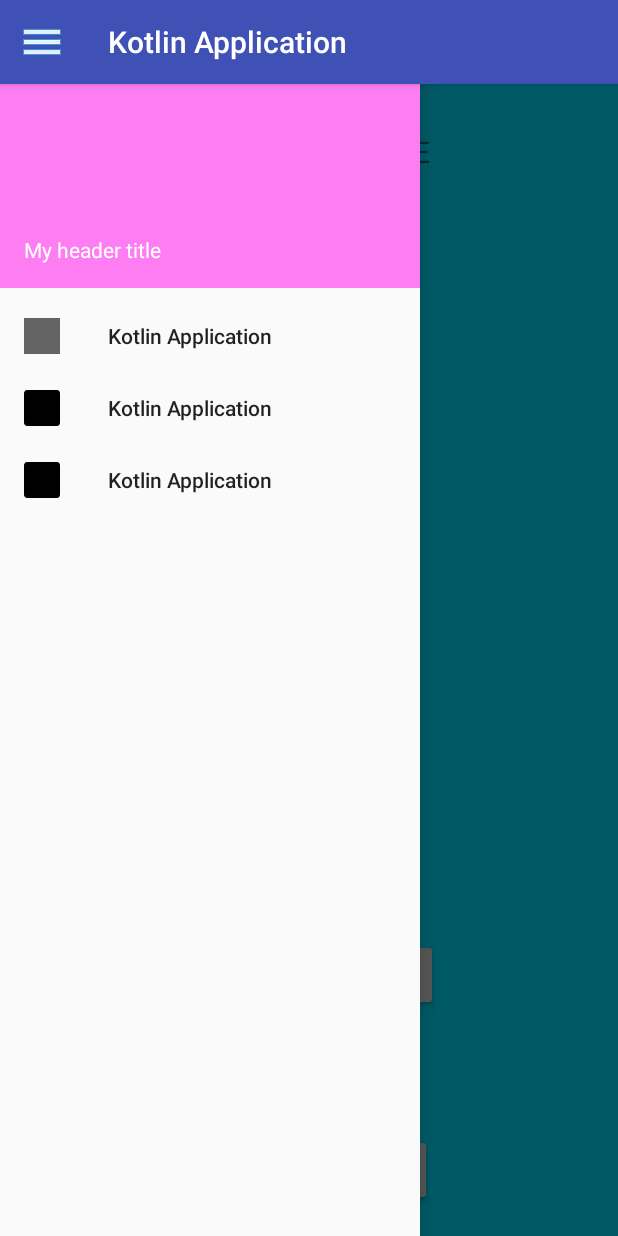
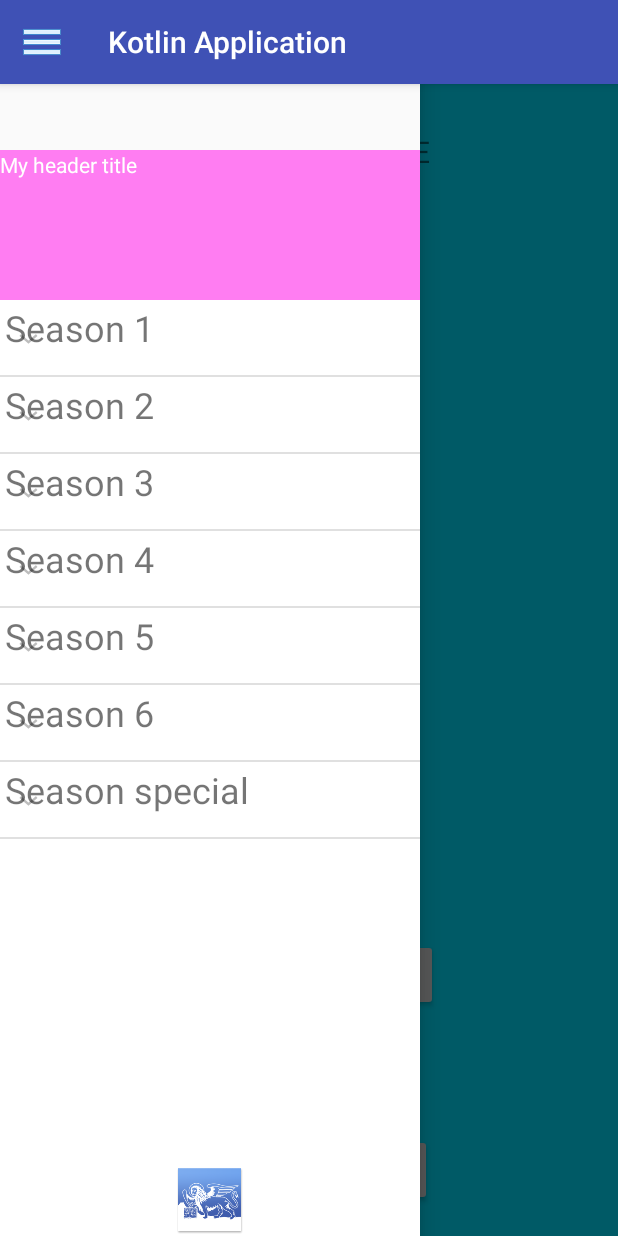
Before and after one commit to EmaGitHub/KotlinApp, an Android app: the screen it shows after launch (MainActivity), with the side drawer open, on a phone screen of 412 x 824 dp. Run offline under Robolectric (Android 15) with nearby library versions, the phone set to English and light mode, and no system bars.

Commit message:
expandable list view

```diff
--- a/app/src/main/java/com/example/emanuelecalvisi/kotlinapp/MainActivity.kt
+++ b/app/src/main/java/com/example/emanuelecalvisi/kotlinapp/MainActivity.kt
@@ -6,15 +6,21 @@ import android.os.Bundle
 import com.example.emanuelecalvisi.kotlinapp.Fragments.MainFragment
 import com.example.emanuelecalvisi.kotlinapp.Utils.ActivityUtil
 import android.content.DialogInterface
+import android.support.design.widget.NavigationView
 import android.support.v4.view.GravityCompat
 import android.support.v7.app.AlertDialog
 import android.view.MenuItem
+import android.view.View
 import android.widget.Toast
-import com.example.emanuelecalvisi.kotlinapp.Fragments.Person
-import kotlinx.android.synthetic.main.activity_main.drawer_layout
-import kotlinx.android.synthetic.main.activity_main.nav_view
+import kotlinx.android.synthetic.main.activity_main.*
+import kotlinx.android.synthetic.main.nav_footer.*
+import kotlin.collections.ArrayList
+
 
 class MainActivity : AppCompatActivity() {
+
+  val header: MutableList<String> = ArrayList()
+  val body: MutableList<MutableList<String>> = ArrayList()
 
   var drawerOpened = false
 
@@ -22,15 +28,120 @@ class MainActivity : AppCompatActivity() {
     super.onCreate(savedInstanceState)
     setContentView(R.layout.activity_main)
 
-    main()
 
-    nav_view.setNavigationItemSelectedListener { menuItem ->
+    val season1: MutableList<String> = ArrayList()
+    season1.add("Winter is Coming")
+    season1.add("The Kingsroad")
+    season1.add("Lord Snow")
+    season1.add("Cripples, Bastards, and Broken Things")
+    season1.add("The Wolf and the Lion")
+    season1.add("A Golden Crown")
+    season1.add("You Win or You Die")
+    season1.add("The Pointy End")
+    season1.add("Baelor")
+    season1.add("Fire and Blood")
+
+
+    val season2: MutableList<String> = ArrayList()
+    season2.add("The North Remembers")
+    season2.add("The Night Lands")
+    season2.add("What is Dead May Never Die")
+    season2.add("Garden of Bones")
+    season2.add("The Ghost of Harrenhal")
+    season2.add("The Old Gods and the New")
+    season2.add("A Man Without Honor")
+    season2.add("The Prince of Winterfell")
+    season2.add("Blackwater")
+    season2.add("Valar Morghulis")
+
+    val season3: MutableList<String> = ArrayList()
+    season3.add("Valar Dohaeris")
+    season3.add("Dark Wings, Dark Words")
+    season3.add("Walk of Punishment")
+    season3.add("And Now His Watch is Ended")
+    season3.add("Kissed by Fire")
+    season3.add("The Climb")
+    season3.add("The Bear and the Maiden Fair")
+    season3.add("Second Sons")
+    season3.add("The Rains of Castamere")
+    season3.add("Mhysa")
+
+
+    val season4: MutableList<String> = ArrayList()
+    season4.add("Two Swords")
+    season4.add("The Lion and the Rose")
+    season4.add("Breaker of Chains")
+    season4.add("Oathkeeper")
+    season4.add("First of His Name")
+    season4.add("The Laws of Gods and Men")
+    season4.add("Mockingbird")
+    season4.add("The Mountain and the Viper")
+    season4.add("The Watchers on the Wall")
+    season4.add("The Children")
+
+
+    val season5: MutableList<String> = ArrayList()
+    season5.add("The Wars to Come")
+    season5.add("The House of Black and White")
+    season5.add("High Sparrow")
+    season5.add("Sons of the Harpy")
+    season5.add("Kill the Boy")
+    season5.add("Unbowed, Unbent, Unbroken")
+    season5.add("The Gift")
+    season5.add("Hardhome")
+    season5.add("The Dance of Dragons")
+    season5.add("Mother's Mercy")
+
+    val season6: MutableList<String> = ArrayList()
+    season6.add("The Red Woman")
+    season6.add("Home")
+    season6.add("Oathbreaker")
+    season6.add("Book of the Stranger")
+    season6.add("The Door")
+    season6.add("Blood of My Blood")
+    season6.add("The Broken Man")
+    season6.add("No One")
+    season6.add("Battle of the Bastards")
+    season6.add("The Winds of Winter (69 min)")
+
+
+    val season7: MutableList<String> = ArrayList()
+    season7.add("Dragonstone")
+    season7.add("Stormborn")
+    season7.add("The Queen's Justice")
+    season7.add("The Spoils of War")
+    season7.add("Eastwatch")
+    season7.add("Beyond the Wall")
+    season7.add("The Dragon and the Wolf")
+
+    val special: MutableList<String> = ArrayList()
+
+    header.add("Season 1")
+    header.add("Season 2")
+    header.add("Season 3")
+    header.add("Season 4")
+    header.add("Season 5")
+    header.add("Season 6")
+    header.add("Season special")
+
+    body.add(season1)
+    body.add(season2)
+    body.add(season3)
+    body.add(season4)
+    body.add(season5)
+    body.add(season6)
+    body.add(special)
+
+    expandableListView.setAdapter(com.example.emanuelecalvisi.kotlinapp.Utils.ExpandableListAdapter(this, expandableListView, header, body))
+
+      nav_view.setNavigationItemSelectedListener { menuItem ->
       // set item as selected to persist highlight
       menuItem.isChecked = true
       // close drawer when item is tapped
       drawer_layout.closeDrawers()
       true
     }
+
 
     supportActionBar?.setDisplayHomeAsUpEnabled(true)
     supportActionBar?.setHomeAsUpIndicator(R.drawable.hamburger)
@@ -83,18 +194,6 @@ class MainActivity : AppCompatActivity() {
     drawerOpened = false
   }
 
-  fun main() {
-
-
-    var Marco : Person? = null
-    Marco = Person("Marco", "Rossi")
-
-
-    println("Ciao "+Marco.firstName+" "+Marco._lastName)
-    println("")
-
-  }
-
   fun Context.toast(message: CharSequence, duration: Int = Toast.LENGTH_SHORT){
     Toast.makeText(this, message, duration).show()
   }
--- /dev/null
+++ b/app/src/main/java/com/example/emanuelecalvisi/kotlinapp/Utils/ExpandableListAdapter.kt
@@ -0,0 +1,81 @@
+package com.example.emanuelecalvisi.kotlinapp.Utils
+
+
+import android.content.Context
+import android.graphics.Typeface
+import android.util.Log
+import android.view.LayoutInflater
+import android.view.View
+import android.view.ViewGroup
+import android.widget.BaseExpandableListAdapter
+import android.widget.ExpandableListView
+import android.widget.TextView
+import android.widget.Toast
+import com.example.emanuelecalvisi.kotlinapp.R
+
+class ExpandableListAdapter(var context: Context, var expandableListView : ExpandableListView, var header : MutableList<String>, var body : MutableList<MutableList<String>>) : BaseExpandableListAdapter() {
+    override fun getGroup(groupPosition: Int): String {
+        return header[groupPosition]
+    }
+
+    override fun isChildSelectable(groupPosition: Int, childPosition: Int): Boolean {
+        return true
+    }
+
+    override fun hasStableIds(): Boolean {
+        return false
+    }
+
+    override fun getGroupView(groupPosition: Int, isExpanded: Boolean, convertView: View?, parent: ViewGroup?): View? {
+        var convertView = convertView
+        if (convertView == null) {
+            val inflater = context.getSystemService(Context.LAYOUT_INFLATER_SERVICE) as LayoutInflater
+            convertView = inflater.inflate(R.layout.list_group_header, null)
+        }
+        val title = convertView?.findViewById<TextView>(R.id.header)
+        title?.text = getGroup(groupPosition)
+        title?.setOnClickListener {
+            if (expandableListView.isGroupExpanded(groupPosition))
+                expandableListView.collapseGroup(groupPosition)
+            else
+                expandableListView.expandGroup(groupPosition)
+            Toast.makeText(context, getGroup(groupPosition), Toast.LENGTH_SHORT).show()
+        }
+        return convertView
+    }
+
+    override fun getChildrenCount(groupPosition: Int): Int {
+        return body[groupPosition].size
+    }
+
+    override fun getChild(groupPosition: Int, childPosition: Int): String {
+        return body[groupPosition][childPosition]
+    }
+
+    override fun getGroupId(groupPosition: Int): Long {
+        return groupPosition.toLong()
+    }
+
+    override fun getChildView(groupPosition: Int, childPosition: Int, isLastChild: Boolean, convertView: View?, parent: ViewGroup?): View? {
+        var convertView = convertView
+        if (convertView == null) {
+            val inflater = context.getSystemService(Context.LAYOUT_INFLATER_SERVICE) as LayoutInflater
+            convertView = inflater.inflate(R.layout.list_group_child, null)
+        }
+        val title = convertView?.findViewById<TextView>(R.id.child)
+        title?.text = getChild(groupPosition, childPosition)
+        title?.setOnClickListener {
+            Toast.makeText(context, getChild(groupPosition, childPosition), Toast.LENGTH_SHORT).show()
+        }
+        return convertView
+    }
+
+    override fun getChildId(groupPosition: Int, childPosition: Int): Long {
+        return childPosition.toLong()
+    }
+
+    override fun getGroupCount(): Int {
+        return header.size
+    }
+
+}
--- a/app/src/main/res/layout/activity_main.xml
+++ b/app/src/main/res/layout/activity_main.xml
@@ -32,7 +32,35 @@
       android:layout_height="match_parent"
       android:layout_gravity="start"
       android:fitsSystemWindows="true"
-      app:menu="@menu/drawer_view"
-      app:headerLayout="@layout/nav_header"/>
+      app:headerLayout="@layout/nav_header"
+      >
+
+
+    <ExpandableListView
+        android:id="@+id/expandableListView"
+        android:layout_width="wrap_content"
+        android:layout_height="match_parent"
+        android:layout_marginTop="200dp"
+        android:background="@android:color/white">
+    </ExpandableListView>
+
+    <LinearLayout
+        android:layout_width="match_parent"
+        android:layout_height="wrap_content"
+        android:layout_gravity="bottom"
+        android:clickable="true"
+        android:gravity="center"
+        android:orientation="vertical">
+
+      <ImageView
+          android:layout_width="match_parent"
+          android:layout_height="wrap_content"
+          android:layout_gravity="center"
+          android:src="@drawable/icon" />
+
+    </LinearLayout>
+
+
+  </android.support.design.widget.NavigationView>
 
 </android.support.v4.widget.DrawerLayout>
--- /dev/null
+++ b/app/src/main/res/layout/list_group_child.xml
@@ -0,0 +1,16 @@
+<?xml version="1.0" encoding="utf-8"?>
+<LinearLayout xmlns:android="http://schemas.android.com/apk/res/android"
+    android:layout_width="match_parent"
+    android:layout_height="match_parent">
+
+    <TextView
+        android:id="@+id/child"
+        android:layout_width="fill_parent"
+        android:layout_height="30dp"
+        android:paddingBottom="4dp"
+        android:paddingStart="?android:attr/expandableListPreferredItemIndicatorLeft"
+        android:paddingTop="4dp"
+        android:paddingLeft="12dp"
+        android:textSize="18sp"
+        android:text="Item"/>
+</LinearLayout>
--- /dev/null
+++ b/app/src/main/res/layout/list_group_header.xml
@@ -0,0 +1,16 @@
+<?xml version="1.0" encoding="utf-8"?>
+<LinearLayout xmlns:android="http://schemas.android.com/apk/res/android"
+    android:layout_width="match_parent"
+    android:layout_height="match_parent">
+
+    <TextView
+        android:id="@+id/header"
+        android:layout_width="fill_parent"
+        android:layout_height="50dp"
+        android:paddingBottom="2dp"
+        android:paddingStart="?android:attr/expandableListPreferredItemIndicatorLeft"
+        android:paddingTop="2dp"
+        android:paddingLeft="2dp"
+        android:textSize="24sp"
+        android:text="Heading"/>
+</LinearLayout>
--- /dev/null
+++ b/app/src/main/res/layout/nav_footer.xml
@@ -0,0 +1,12 @@
+<?xml version="1.0" encoding="utf-8"?>
+<android.support.constraint.ConstraintLayout
+    xmlns:android="http://schemas.android.com/apk/res/android" android:layout_width="match_parent"
+    android:layout_height="match_parent"
+    android:id="@+id/nav_footer">
+
+    <ImageView
+        android:layout_width="wrap_content"
+        android:layout_height="wrap_content"
+        android:src="@drawable/icon"/>
+
+</android.support.constraint.ConstraintLayout>
--- a/app/src/main/res/layout/nav_header.xml
+++ b/app/src/main/res/layout/nav_header.xml
@@ -1,12 +1,11 @@
 <?xml version="1.0" encoding="utf-8"?>
 <LinearLayout xmlns:android="http://schemas.android.com/apk/res/android"
     android:layout_width="match_parent"
-    android:layout_height="192dp"
+    android:layout_height="@dimen/nav_header_height"
     android:background="@color/pink"
-    android:padding="16dp"
+    android:layout_marginTop="100dp"
     android:theme="@style/ThemeOverlay.AppCompat.Dark"
-    android:orientation="vertical"
-    android:gravity="bottom">
+    android:orientation="vertical">
 
   <TextView
       android:layout_width="match_parent"
--- /dev/null
+++ b/app/src/main/res/values/dimens.xml
@@ -0,0 +1,10 @@
+<?xml version="1.0" encoding="utf-8"?>
+<resources xmlns:tools="http://schemas.android.com/tools">
+
+    <dimen name="nav_header_height">100dp</dimen>
+
+    <dimen name="design_navigation_padding_top_default" tools:override="true">0dp</dimen>
+    <dimen name="design_navigation_separator_vertical_padding" tools:override="true">0dp</dimen>
+    <dimen name="design_navigation_padding_bottom" tools:override="true">0dp</dimen>
+
+</resources>
--- a/app/src/main/res/values/strings.xml
+++ b/app/src/main/res/values/strings.xml
@@ -1,8 +1,8 @@
 <resources>
   <string name="app_name">Kotlin Application</string>
 
-  <string name="drawer1">Kotlin Application</string>
-  <string name="drawer2">Kotlin Application</string>
-  <string name="drawer3">Kotlin Application</string>
+  <string name="drawer1">a</string>
+  <string name="drawer2">b</string>
+  <string name="drawer3">c</string>
 
 </resources>
```
